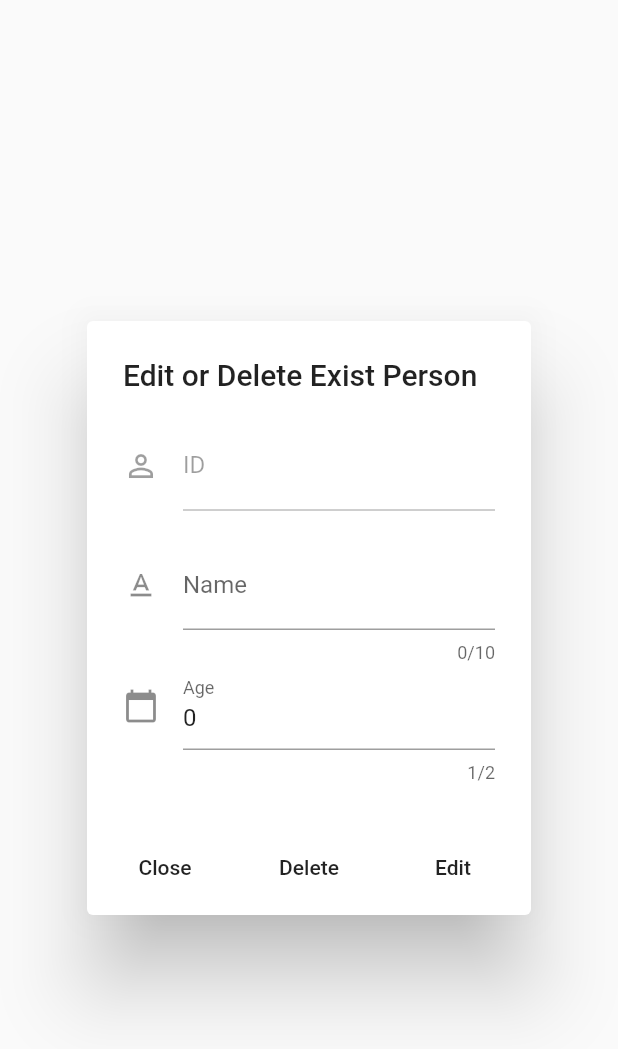
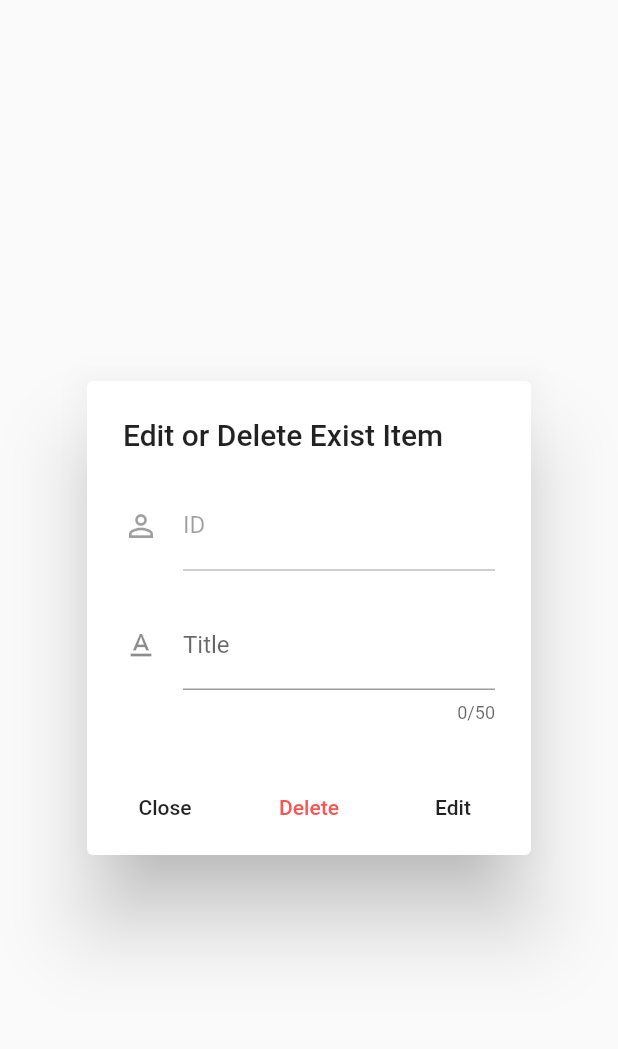
Before and after one commit to linbudu599/flutter_graphql_example, a Flutter app: the OperationModal widget shown alone on an empty page, opened directly with empty values, on a phone screen of 412 x 824 dp. Shown: the top 1049 px of the screen. Run offline on Flutter 3.47's test engine with Material 2 defaults, Android fonts, the phone set to English and light mode, and no system bars; our stand-ins replace graphql_flutter; statements that could not run were skipped.

Commit message:
:fire: chore: migrate to TODO

```diff
--- a/lib/todolist/client.dart
+++ b/lib/todolist/client.dart
@@ -8,64 +8,60 @@ HttpLink httpLink = HttpLink(
 );
 
 ValueNotifier<GraphQLClient> client = ValueNotifier(
-  GraphQLClient(
-      link: httpLink,
-      // cache: OptimisticCache(dataIdFromObject: typenameDataIdFromObject),
-      cache: InMemoryCache()),
+  GraphQLClient(link: httpLink, cache: InMemoryCache()),
 );
 
 GraphQLClient clientCreator() => GraphQLClient(
-      // cache: OptimisticCache(dataIdFromObject: typenameDataIdFromObject),
       cache: InMemoryCache(),
       link: httpLink,
     );
 
-String getAll() {
+String getAllTodos() {
   return """
     fragment TodoFields on Todo {
       id
       title
-      description
       accomplished
-      createDate
     }
 
     query {
-      persons: allPeople {
-        ... PersonField
+      Todos: allTodos{
+        ... TodoFields
       }
     }
     """;
 }
 
-String addPerson(String id, String name, int age) {
+String addTodo(String id, String title) {
   return """
       mutation {
-          createPerson(id: "$id", name: "$name",  age: $age){
-            id
-            name
-            age
+          createTodo(id: "$id", title: "$title",
+            accomplished: false){
+              id
+              title
+              accomplished
           }
       }
     """;
 }
 
-String deletePerson(String id) {
+String deleteTodo(String id) {
   return """
       mutation {
-        removePerson(id: "$id")
+        removeTodo(id: "$id")
       }
     """;
 }
 
-String editPerson(String id, String name, int age) {
+String updateTodo({@required String id, String title, bool accomplished}) {
   return """
       mutation {
-          updatePerson (id: "$id", name: "$name", age: $age){
-            id
-            name
-            age
+          createTodo(id: "$id", title: "$title",
+            accomplished: $accomplished){
+              id
+              title
+              accomplished
           }
       }
-     """;
+    """;
 }
--- a/lib/todolist/modal.dart
+++ b/lib/todolist/modal.dart
@@ -5,34 +5,32 @@ import "client.dart";
 import "model.dart";
 
 class OperationModal extends StatefulWidget {
-  final Person person;
-  final bool isAdd;
+  final Todo todo;
+  final bool isCreate;
 
-  OperationModal({Key key, this.person, @required this.isAdd})
+  OperationModal({Key key, this.todo, @required this.isCreate})
       : super(key: key);
 
   @override
   OperationModalState createState() =>
-      OperationModalState(this.person, this.isAdd);
+      OperationModalState(this.todo, this.isCreate);
 }
 
 class OperationModalState extends State<OperationModal> {
-  final Person person;
-  final bool isAdd;
+  final Todo todo;
+  final bool isCreate;
 
-  OperationModalState(this.person, this.isAdd);
+  OperationModalState(this.todo, this.isCreate);
 
-  TextEditingController personId = TextEditingController();
-  TextEditingController personName = TextEditingController();
-  TextEditingController personAge = TextEditingController();
+  TextEditingController todoId = TextEditingController();
+  TextEditingController todoTitle = TextEditingController();
 
   @override
   void initState() {
     super.initState();
-    if (!this.isAdd) {
-      personId.text = person.getId() ?? "";
-      personName.text = person.getName() ?? "";
-      personAge.text = person.getAge().toString() ?? "";
+    if (!this.isCreate) {
+      todoId.text = todo.getId() ?? "";
+      todoTitle.text = todo.getTitle() ?? "";
     }
   }
 
@@ -40,17 +38,16 @@ class OperationModalState extends State<OperationModal> {
     GraphQLClient _client = clientCreator();
     QueryResult result = await _client.mutate(
       MutationOptions(
-        documentNode: gql(addPerson(
-          personId.text,
-          personName.text,
-          int.parse(personAge.text),
+        documentNode: gql(addTodo(
+          todoId.text,
+          todoTitle.text,
         )),
       ),
     );
     if (!result.hasException) {
-      personId.clear();
-      personName.clear();
-      personAge.clear();
+      // TODO: extract to _clear method
+      todoId.clear();
+      todoTitle.clear();
       Navigator.of(context).pop();
     }
   }
@@ -60,42 +57,47 @@ class OperationModalState extends State<OperationModal> {
     QueryResult result = await _client.mutate(
       MutationOptions(
           documentNode: gql(
-        editPerson(
-          personId.text,
-          personName.text,
-          int.parse(personAge.text),
+        updateTodo(
+          id: todoId.text,
+          title: todoTitle.text,
+          accomplished: true,
         ),
       )),
     );
     if (!result.hasException) {
-      personId.clear();
-      personName.clear();
-      personAge.clear();
+      todoId.clear();
+      todoTitle.clear();
     }
     Navigator.of(context).pop();
   }
 
   Widget get _deleteBtn => FlatButton(
-        child: Text("Delete"),
+        child: Text(
+          "Delete",
+          style: TextStyle(
+            color: Colors.redAccent,
+          ),
+        ),
         onPressed: () async {
           GraphQLClient _client = clientCreator();
           QueryResult result = await _client.mutate(
             MutationOptions(
-              documentNode: gql(deletePerson(personId.text)),
+              documentNode: gql(deleteTodo(todoId.text)),
             ),
           );
+          print(result.data);
+          print(result.exception);
+          print(result.hasException);
           if (!result.hasException) Navigator.of(context).pop();
         },
       );
 
   Widget get _addOrEditBtn => FlatButton(
-      child: Text(this.isAdd ? "Add" : "Edit"),
+      child: Text(this.isCreate ? "Add" : "Edit"),
       onPressed: () async {
-        bool isNotEmpty = personId.text.isNotEmpty &&
-            personName.text.isNotEmpty &&
-            personAge.text.isNotEmpty;
+        bool isNotEmpty = todoId.text.isNotEmpty && todoTitle.text.isNotEmpty;
         if (isNotEmpty) {
-          this.isAdd ? await _handleAdd() : await _handleEdit();
+          this.isCreate ? await _handleAdd() : await _handleEdit();
         } else {
           // TODO: no empty fields warning
         }
@@ -104,7 +106,7 @@ class OperationModalState extends State<OperationModal> {
   @override
   Widget build(BuildContext context) {
     return AlertDialog(
-      title: Text(this.isAdd ? "Add  Person" : "Edit or Delete Exist Person"),
+      title: Text(this.isCreate ? "Add Item" : "Edit or Delete Exist Item"),
       content: Container(
         child: SingleChildScrollView(
           child: ConstrainedBox(
@@ -115,9 +117,10 @@ class OperationModalState extends State<OperationModal> {
               children: <Widget>[
                 Container(
                   child: TextField(
-                    maxLength: 6,
-                    controller: personId,
-                    enabled: this.isAdd,
+                    maxLength: 3,
+                    controller: todoId,
+                    enabled: this.isCreate,
+                    keyboardType: TextInputType.number,
                     decoration: InputDecoration(
                       icon: Icon(Icons.perm_identity),
                       labelText: "ID",
@@ -127,22 +130,12 @@ class OperationModalState extends State<OperationModal> {
                 Container(
                   padding: const EdgeInsets.only(top: 80.0),
                   child: TextField(
-                    maxLength: 10,
-                    controller: personName,
+                    maxLength: 50,
+                    controller: todoTitle,
                     decoration: InputDecoration(
                       icon: Icon(Icons.text_format),
-                      labelText: "Name",
+                      labelText: "Title",
                     ),
-                  ),
-                ),
-                Container(
-                  padding: EdgeInsets.only(top: 160.0),
-                  child: TextField(
-                    maxLength: 2,
-                    controller: personAge,
-                    keyboardType: TextInputType.number,
-                    decoration: InputDecoration(
-                        labelText: "Age", icon: Icon(Icons.calendar_today)),
                   ),
                 ),
               ],
@@ -155,7 +148,7 @@ class OperationModalState extends State<OperationModal> {
           child: Text("Close"),
           onPressed: () => Navigator.of(context).pop(),
         ),
-        !this.isAdd ? _deleteBtn : null,
+        !this.isCreate ? _deleteBtn : null,
         _addOrEditBtn
       ],
     );
--- a/lib/todolist/model.dart
+++ b/lib/todolist/model.dart
@@ -1,13 +1,17 @@
 import 'package:flutter/foundation.dart';
 
-class Person {
-  const Person({@required this.id, @required this.name, @required this.age});
+class Todo {
+  const Todo({
+    @required this.id,
+    @required this.title,
+    @required this.accomplished,
+  });
 
   final String id;
-  final String name;
-  final int age;
+  final String title;
+  final bool accomplished;
 
   String getId() => this.id;
-  String getName() => this.name;
-  int getAge() => this.age;
+  String getTitle() => this.title;
+  bool getAccomplished() => this.accomplished;
 }
--- a/lib/todolist/person.dart
+++ b/lib/todolist/todolist.dart
@@ -1,11 +1,11 @@
 import 'package:flutter/material.dart';
 import 'package:graphql_flutter/graphql_flutter.dart';
 
-import "client.dart";
-import "modal.dart";
-import "model.dart";
+import 'client.dart';
+import 'modal.dart';
+import 'model.dart';
 
-class PersonApp extends StatelessWidget {
+class TodoApp extends StatelessWidget {
   @override
   Widget build(BuildContext context) {
     return GraphQLProvider(
@@ -26,30 +26,31 @@ class Main extends StatefulWidget {
 }
 
 class _Main extends State<Main> {
-  List<Person> listPerson = List<Person>();
+  List<Todo> listTodo = List<Todo>();
   bool _loading = true;
 
   void fillList() async {
     GraphQLClient _client = clientCreator();
     QueryResult result = await _client.query(
       QueryOptions(
-        documentNode: gql(getAll()),
+        documentNode: gql(getAllTodos()),
       ),
     );
+
+    print(result.data);
 
     setState(() {
       _loading = false;
     });
 
     if (!result.hasException) {
-      for (int i = 0; i < result.data["persons"].length; i++) {
+      for (int i = 0; i < result.data["Todos"].length; i++) {
         setState(() {
-          listPerson.add(
-            Person(
-              id: result.data["persons"][i]["id"],
-              name: result.data["persons"][i]["name"],
-              age: result.data["persons"][i]["age"],
-            ),
+          listTodo.add(
+            Todo(
+                id: result.data["Todos"][i]["id"],
+                title: result.data["Todos"][i]["title"],
+                accomplished: result.data["Todos"][i]["accomplished"]),
           );
         });
       }
@@ -62,23 +63,23 @@ class _Main extends State<Main> {
     fillList();
   }
 
-  void _addPerson(context) {
+  void _addTodo(context) {
     showDialog(
       context: context,
-      builder: (BuildContext context) => OperationModal(isAdd: true),
+      builder: (BuildContext context) => OperationModal(isCreate: true),
     ).whenComplete(() {
-      listPerson.clear();
+      listTodo.clear();
       fillList();
     });
   }
 
-  void _editDeletePerson(context, Person person) {
+  void _editDeleteTodo(context, Todo todo) {
     showDialog(
       context: context,
       builder: (BuildContext context) =>
-          OperationModal(isAdd: false, person: person),
+          OperationModal(isCreate: false, todo: todo),
     ).whenComplete(() {
-      listPerson.clear();
+      listTodo.clear();
       fillList();
     });
   }
@@ -91,14 +92,14 @@ class _Main extends State<Main> {
             Icons.notes,
             size: 34,
           ),
-          title: Text("GraphQL Person Admin",
+          title: Text("GraphQL Todo List",
               textAlign: TextAlign.center, style: TextStyle(fontSize: 24)),
           centerTitle: true,
         ),
         floatingActionButton: FloatingActionButton(
           child: Icon(Icons.add, size: 28),
-          onPressed: () => _addPerson(context),
-          tooltip: "Create Person",
+          onPressed: () => _addTodo(context),
+          tooltip: "Create Todo",
         ),
         body: Center(
             child: _loading
@@ -109,7 +110,7 @@ class _Main extends State<Main> {
                         child: Padding(
                           padding: const EdgeInsets.symmetric(vertical: 20),
                           child: Text(
-                            "Person Admin",
+                            "Todo List",
                             textAlign: TextAlign.center,
                             style: TextStyle(
                                 fontSize: 30.0, color: Colors.black54),
@@ -120,15 +121,15 @@ class _Main extends State<Main> {
                       physics: BouncingScrollPhysics(),
                       child: ListView.builder(
                           shrinkWrap: true,
-                          itemCount: listPerson.length ?? 0,
+                          itemCount: listTodo.length ?? 0,
                           itemBuilder: (context, index) => Padding(
                                 padding: const EdgeInsets.only(left: 22),
                                 child: ListTile(
-                                  leading: Icon(Icons.person),
+                                  leading: Icon(Icons.work),
                                   contentPadding: const EdgeInsets.symmetric(
                                       horizontal: 2.0),
                                   title: Text(
-                                    "${listPerson[index].getName()}",
+                                    "${listTodo[index].getTitle()}",
                                     style: TextStyle(
                                         color: Colors.black87,
                                         fontSize: 22,
@@ -136,8 +137,7 @@ class _Main extends State<Main> {
                                         fontWeight: FontWeight.w600),
                                   ),
                                   onTap: () {
-                                    _editDeletePerson(
-                                        context, listPerson[index]);
+                                    _editDeleteTodo(context, listTodo[index]);
                                   },
                                 ),
                               )),
```
Also changed, not shown: lib/main.dart (+1 -35 lines), 2 other files.
